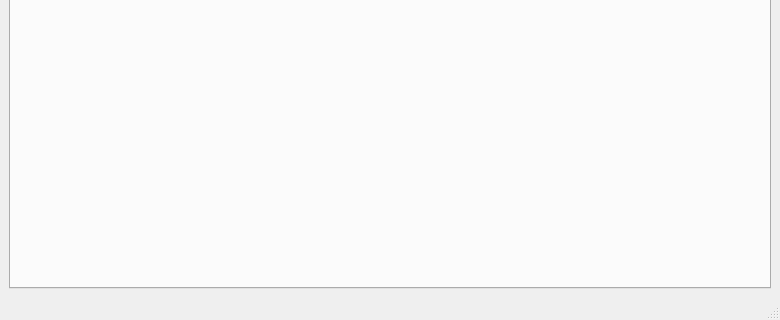
The window that piccolo2/player/player.ui (TeamPiccolo/piccolo2-player) describes before a commit, drawn with Qt 5; both pictures show x 0 to 780 and y 350 to 670 of the 780 by 670 pixel window.
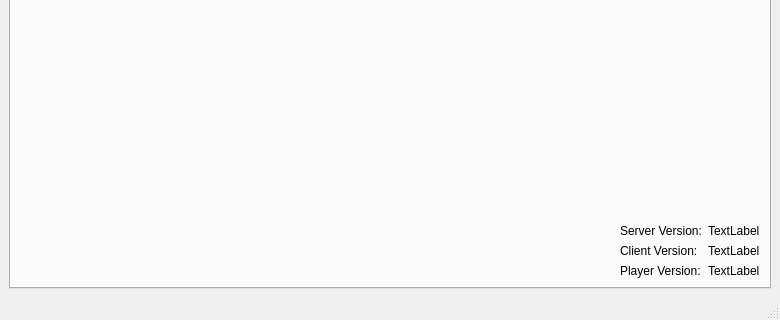
The same window after the commit. Custom widgets are drawn as their Qt base class.

```diff
--- a/piccolo2/player/player.ui
+++ b/piccolo2/player/player.ui
@@ -195,6 +195,69 @@
           </property>
          </spacer>
         </item>
+        <item>
+         <layout class="QHBoxLayout" name="horizontalLayout_11">
+          <item>
+           <spacer name="horizontalSpacer_8">
+            <property name="orientation">
+             <enum>Qt::Horizontal</enum>
+            </property>
+            <property name="sizeHint" stdset="0">
+             <size>
+              <width>40</width>
+              <height>20</height>
+             </size>
+            </property>
+           </spacer>
+          </item>
+          <item>
+           <layout class="QGridLayout" name="gridLayout">
+            <item row="0" column="0">
+             <widget class="QLabel" name="label_8">
+              <property name="text">
+               <string>Server Version:</string>
+              </property>
+             </widget>
+            </item>
+            <item row="0" column="1">
+             <widget class="QLabel" name="serverVersion">
+              <property name="text">
+               <string>TextLabel</string>
+              </property>
+             </widget>
+            </item>
+            <item row="1" column="0">
+             <widget class="QLabel" name="label_10">
+              <property name="text">
+               <string>Client Version:</string>
+              </property>
+             </widget>
+            </item>
+            <item row="1" column="1">
+             <widget class="QLabel" name="clientVersion">
+              <property name="text">
+               <string>TextLabel</string>
+              </property>
+             </widget>
+            </item>
+            <item row="2" column="0">
+             <widget class="QLabel" name="label_12">
+              <property name="text">
+               <string>Player Version:</string>
+              </property>
+             </widget>
+            </item>
+            <item row="2" column="1">
+             <widget class="QLabel" name="playerVersion">
+              <property name="text">
+               <string>TextLabel</string>
+              </property>
+             </widget>
+            </item>
+           </layout>
+          </item>
+         </layout>
+        </item>
        </layout>
       </widget>
       <widget class="QWidget" name="tab_Record">
```
Left out of the diff: 2 changed lines with no effect on the pictures.
